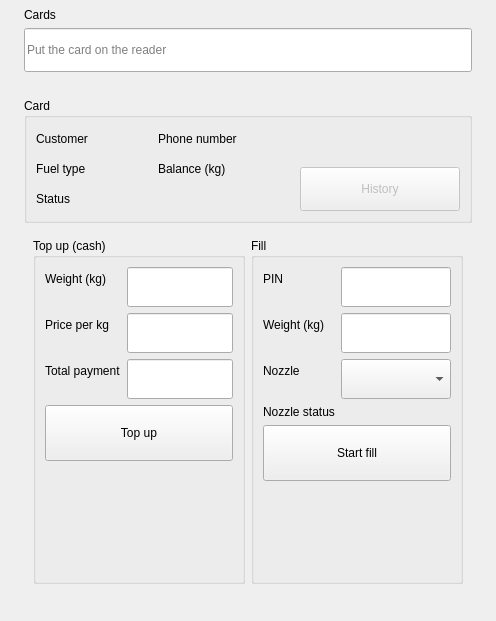
Above: smart210/src/cards/CardPage.ui from atosdev7/GasStaion before the change. Below: the same form after it.
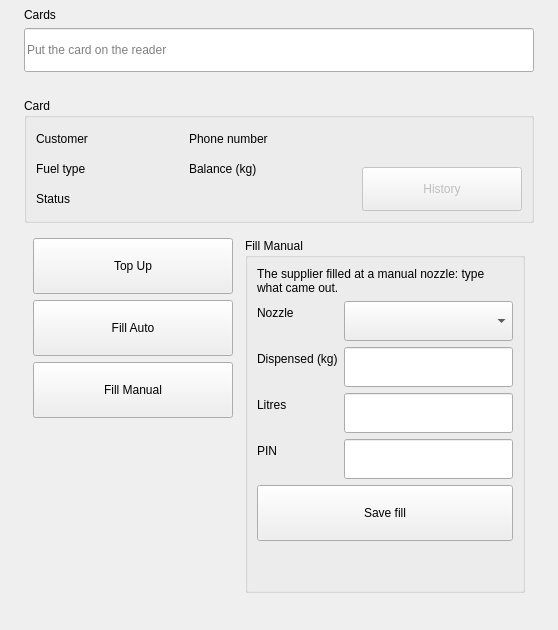
That is the form after the change. The open tabs and pages were chosen to show the change.

Commit message: Smart210 Cards: three actions (Top Up / Fill Auto / Fill Manual), keyboard entry, confirm dialog, migration for old terminal databases

```diff
--- a/smart210/src/cards/CardPage.ui
+++ b/smart210/src/cards/CardPage.ui
@@ -244,12 +244,63 @@
       </layout>
      </widget>
      <widget class="QWidget" name="cardPanelCard">
-      <layout class="QHBoxLayout" name="cardPanelLayout" stretch="1,1">
-       <property name="leftMargin"><number>9</number></property>
-       <property name="topMargin"><number>9</number></property>
-       <property name="rightMargin"><number>9</number></property>
-       <property name="bottomMargin"><number>9</number></property>
-       <property name="spacing"><number>6</number></property>
+      <layout class="QHBoxLayout" name="cardPanelLayout" stretch="0,1">
+       <property name="leftMargin"><number>9</number></property><property name="topMargin"><number>9</number></property><property name="rightMargin"><number>9</number></property><property name="bottomMargin"><number>9</number></property>
+       <property name="spacing"><number>12</number></property>
+       <item>
+        <layout class="QVBoxLayout" name="cardActionsColumn">
+         <property name="leftMargin"><number>0</number></property><property name="topMargin"><number>0</number></property><property name="rightMargin"><number>0</number></property><property name="bottomMargin"><number>0</number></property>
+         <property name="spacing"><number>6</number></property>
+         <item>
+        <widget class="QPushButton" name="cardTopUpButton">
+         <property name="text"><string>Top Up</string></property>
+         <property name="checkable"><bool>true</bool></property>
+         <property name="autoExclusive"><bool>true</bool></property>
+         <property name="minimumSize"><size><width>200</width><height>56</height></size></property>
+        </widget>
+       </item>
+         <item>
+        <widget class="QPushButton" name="cardFillAutoButton">
+         <property name="text"><string>Fill Auto</string></property>
+         <property name="checkable"><bool>true</bool></property>
+         <property name="autoExclusive"><bool>true</bool></property>
+         <property name="minimumSize"><size><width>200</width><height>56</height></size></property>
+        </widget>
+       </item>
+         <item>
+        <widget class="QPushButton" name="cardFillManualButton">
+         <property name="text"><string>Fill Manual</string></property>
+         <property name="checkable"><bool>true</bool></property>
+         <property name="autoExclusive"><bool>true</bool></property>
+         <property name="minimumSize"><size><width>200</width><height>56</height></size></property>
+        </widget>
+       </item>
+         <item>
+          <spacer name="spacerActions">
+           <property name="orientation"><enum>Qt::Vertical</enum></property>
+           <property name="sizeType"><enum>QSizePolicy::Expanding</enum></property>
+           <property name="sizeHint" stdset="0"><size><width>20</width><height>40</height></size></property>
+          </spacer>
+         </item>
+        </layout>
+       </item>
+       <item>
+        <widget class="QStackedWidget" name="cardActionPages">
+         <widget class="QWidget" name="cardActionNone">
+          <layout class="QVBoxLayout" name="cardActionNoneLayout">
+           <property name="leftMargin"><number>0</number></property><property name="topMargin"><number>0</number></property><property name="rightMargin"><number>0</number></property><property name="bottomMargin"><number>0</number></property>
+           <item>
+            <widget class="QLabel" name="cardActionNoneLabel">
+             <property name="text"><string>Choose Top Up, Fill Auto or Fill Manual.</string></property>
+             <property name="wordWrap"><bool>true</bool></property>
+             <property name="alignment"><set>Qt::AlignLeading|Qt::AlignLeft|Qt::AlignTop</set></property>
+            </widget>
+           </item>
+          </layout>
+         </widget>
+         <widget class="QWidget" name="cardActionTopUp">
+      <layout class="QVBoxLayout" name="cardActionTopUpLayout">
+       <property name="leftMargin"><number>0</number></property><property name="topMargin"><number>0</number></property><property name="rightMargin"><number>0</number></property><property name="bottomMargin"><number>0</number></property>
        <item>
         <widget class="QGroupBox" name="topUpBox">
          <property name="title"><string>Top up (cash)</string></property>
@@ -314,9 +365,14 @@
          </layout>
         </widget>
        </item>
+      </layout>
+     </widget>
+         <widget class="QWidget" name="cardActionFillAuto">
+      <layout class="QVBoxLayout" name="cardActionFillAutoLayout">
+       <property name="leftMargin"><number>0</number></property><property name="topMargin"><number>0</number></property><property name="rightMargin"><number>0</number></property><property name="bottomMargin"><number>0</number></property>
        <item>
         <widget class="QGroupBox" name="fillBox">
-         <property name="title"><string>Fill</string></property>
+         <property name="title"><string>Fill Auto</string></property>
          <layout class="QVBoxLayout" name="fillLayout">
           <property name="leftMargin"><number>9</number></property>
           <property name="topMargin"><number>9</number></property>
@@ -331,46 +387,46 @@
             <property name="bottomMargin"><number>0</number></property>
             <property name="spacing"><number>6</number></property>
             <item row="0" column="0">
-             <widget class="QLabel" name="fillPinFieldLabel">
-              <property name="text"><string>PIN</string></property>
-             </widget>
-            </item>
-            <item row="0" column="1">
-             <widget class="QLineEdit" name="fillPinField">
-              <property name="echoMode"><enum>QLineEdit::Password</enum></property>
-              <property name="maxLength"><number>8</number></property>
-              <property name="minimumSize"><size><width>0</width><height>40</height></size></property>
-             </widget>
-            </item>
-            <item row="1" column="0">
              <widget class="QLabel" name="fillKgFieldLabel">
               <property name="text"><string>Weight (kg)</string></property>
              </widget>
             </item>
-            <item row="1" column="1">
+            <item row="0" column="1">
              <widget class="QLineEdit" name="fillKgField">
               <property name="minimumSize"><size><width>0</width><height>40</height></size></property>
              </widget>
             </item>
-            <item row="2" column="0">
+            <item row="1" column="0">
              <widget class="QLabel" name="fillNozzleComboLabel">
               <property name="text"><string>Nozzle</string></property>
              </widget>
             </item>
-            <item row="2" column="1">
+            <item row="1" column="1">
              <widget class="QComboBox" name="fillNozzleCombo">
               <property name="minimumSize"><size><width>0</width><height>40</height></size></property>
              </widget>
             </item>
-            <item row="3" column="0">
+            <item row="2" column="0">
              <widget class="QLabel" name="fillNozzleStateLabel">
               <property name="text"><string>Nozzle status</string></property>
              </widget>
             </item>
-            <item row="3" column="1">
+            <item row="2" column="1">
              <widget class="QLabel" name="fillNozzleState">
              </widget>
             </item>
+            <item row="3" column="0">
+             <widget class="QLabel" name="fillPinFieldLabel">
+              <property name="text"><string>PIN</string></property>
+             </widget>
+            </item>
+            <item row="3" column="1">
+             <widget class="QLineEdit" name="fillPinField">
+              <property name="echoMode"><enum>QLineEdit::Password</enum></property>
+              <property name="maxLength"><number>8</number></property>
+              <property name="minimumSize"><size><width>0</width><height>40</height></size></property>
+             </widget>
+            </item>
            </layout>
           </item>
           <item>
@@ -387,6 +443,99 @@
            </spacer>
           </item>
          </layout>
+        </widget>
+       </item>
+      </layout>
+     </widget>
+         <widget class="QWidget" name="cardActionFillManual">
+      <layout class="QVBoxLayout" name="cardActionFillManualLayout">
+       <property name="leftMargin"><number>0</number></property><property name="topMargin"><number>0</number></property><property name="rightMargin"><number>0</number></property><property name="bottomMargin"><number>0</number></property>
+       <item>
+        <widget class="QGroupBox" name="fillManualBox">
+         <property name="title"><string>Fill Manual</string></property>
+         <layout class="QVBoxLayout" name="fillManualLayout">
+          <property name="leftMargin"><number>9</number></property>
+          <property name="topMargin"><number>9</number></property>
+          <property name="rightMargin"><number>9</number></property>
+          <property name="bottomMargin"><number>9</number></property>
+          <property name="spacing"><number>6</number></property>
+          <item>
+           <widget class="QLabel" name="fillManualHint">
+            <property name="text"><string>The supplier filled at a manual nozzle: type what came out.</string></property>
+            <property name="wordWrap"><bool>true</bool></property>
+           </widget>
+          </item>
+          <item>
+           <layout class="QFormLayout" name="fillManualForm">
+            <property name="leftMargin"><number>0</number></property>
+            <property name="topMargin"><number>0</number></property>
+            <property name="rightMargin"><number>0</number></property>
+            <property name="bottomMargin"><number>0</number></property>
+            <property name="spacing"><number>6</number></property>
+            <item row="0" column="0">
+             <widget class="QLabel" name="manualNozzleComboLabel">
+              <property name="text"><string>Nozzle</string></property>
+             </widget>
+            </item>
+            <item row="0" column="1">
+             <widget class="QComboBox" name="manualNozzleCombo">
+              <property name="minimumSize"><size><width>0</width><height>40</height></size></property>
+             </widget>
+            </item>
+            <item row="1" column="0">
+             <widget class="QLabel" name="manualKgFieldLabel">
+              <property name="text"><string>Dispensed (kg)</string></property>
+             </widget>
+            </item>
+            <item row="1" column="1">
+             <widget class="QLineEdit" name="manualKgField">
+              <property name="minimumSize"><size><width>0</width><height>40</height></size></property>
+             </widget>
+            </item>
+            <item row="2" column="0">
+             <widget class="QLabel" name="manualLitersFieldLabel">
+              <property name="text"><string>Litres</string></property>
+             </widget>
+            </item>
+            <item row="2" column="1">
+             <widget class="QLineEdit" name="manualLitersField">
+              <property name="readOnly"><bool>true</bool></property>
+              <property name="focusPolicy"><enum>Qt::NoFocus</enum></property>
+              <property name="minimumSize"><size><width>0</width><height>40</height></size></property>
+             </widget>
+            </item>
+            <item row="3" column="0">
+             <widget class="QLabel" name="manualPinFieldLabel">
+              <property name="text"><string>PIN</string></property>
+             </widget>
+            </item>
+            <item row="3" column="1">
+             <widget class="QLineEdit" name="manualPinField">
+              <property name="echoMode"><enum>QLineEdit::Password</enum></property>
+              <property name="maxLength"><number>8</number></property>
+              <property name="minimumSize"><size><width>0</width><height>40</height></size></property>
+             </widget>
+            </item>
+           </layout>
+          </item>
+          <item>
+           <widget class="QPushButton" name="manualSaveButton">
+            <property name="text"><string>Save fill</string></property>
+            <property name="minimumSize"><size><width>0</width><height>56</height></size></property>
+           </widget>
+          </item>
+          <item>
+           <spacer name="spacer4">
+            <property name="orientation"><enum>Qt::Vertical</enum></property>
+            <property name="sizeType"><enum>QSizePolicy::Expanding</enum></property>
+            <property name="sizeHint" stdset="0"><size><width>20</width><height>40</height></size></property>
+           </spacer>
+          </item>
+         </layout>
+        </widget>
+       </item>
+      </layout>
+     </widget>
         </widget>
        </item>
       </layout>
```
The commit also changes 27 other files.
